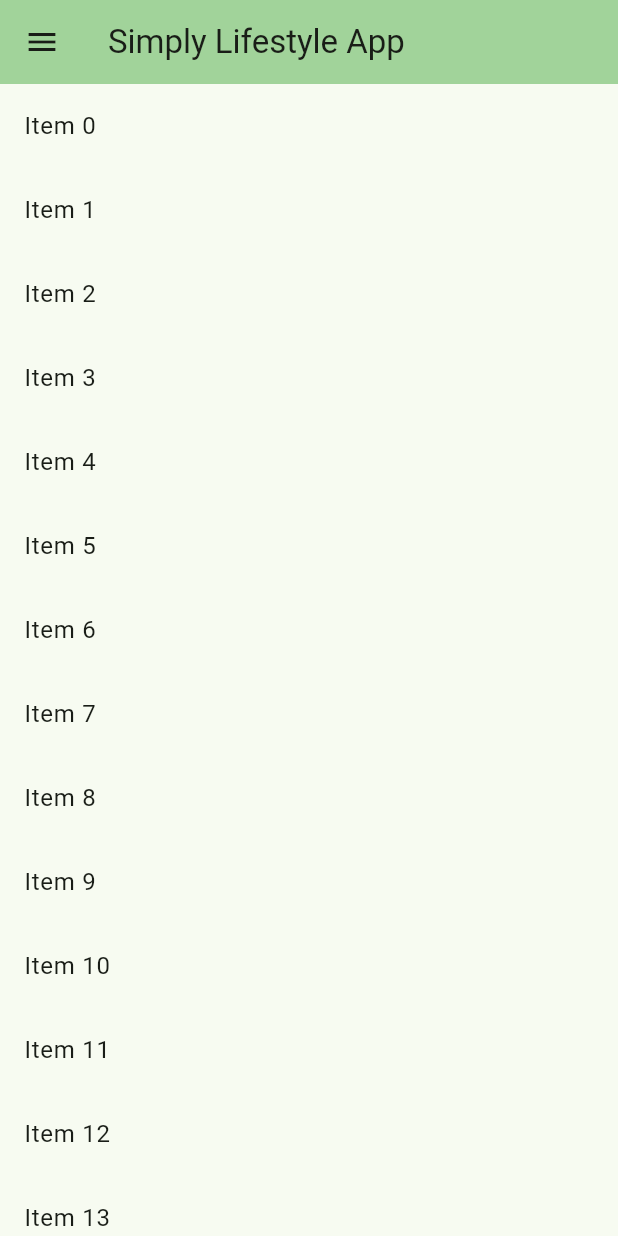
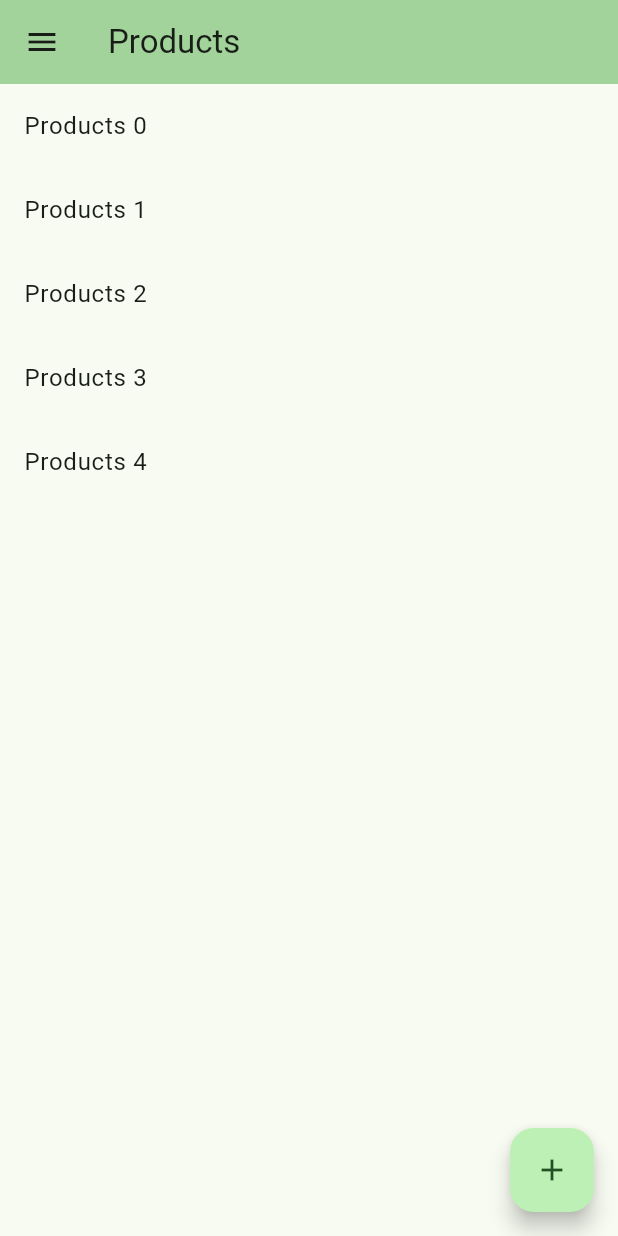
Before and after one commit to jorenvdkaxxes/flutter-workshop-2025, a Flutter app: the screen it shows after launch, on a phone screen of 412 x 824 dp. Run offline on Flutter 3.47's test engine with Material 3 defaults, Android fonts, the phone set to English and light mode, and no system bars.

Commit message:
Added extra page

```diff
--- /dev/null
+++ b/simply_lifestyle_app/lib/controller.dart
@@ -0,0 +1,3 @@
+class Controller{
+  void Function()? addItem;
+}
--- a/simply_lifestyle_app/lib/main.dart
+++ b/simply_lifestyle_app/lib/main.dart
@@ -1,4 +1,6 @@
 import 'package:flutter/material.dart';
+import 'package:simply_lifestyle_app/controller.dart';
+import 'package:simply_lifestyle_app/pages/orders_page/orders_page.dart';
 import 'package:simply_lifestyle_app/pages/products_page/products_page.dart';
 
 void main() {
@@ -11,30 +13,40 @@ class MyApp extends StatelessWidget {
   @override
   Widget build(BuildContext context) {
     return MaterialApp(
-      title: 'Flutter Demo',
+      title: 'Simply Lifestyle App',
       theme: ThemeData(
         colorScheme: ColorScheme.fromSeed(seedColor: Colors.green),
         useMaterial3: true,
       ),
-      home: const MyHomePage(title: 'Simply Lifestyle App'),
+      home: const MyHomePage(),
     );
   }
 }
 
 class MyHomePage extends StatefulWidget {
-  const MyHomePage({super.key, required this.title});
-
-  final String title;
+  const MyHomePage({super.key});
 
   @override
   State<MyHomePage> createState() => _MyHomePageState();
 }
 
 class _MyHomePageState extends State<MyHomePage> {
+  final Controller _controller = Controller();
+
   int _selectedIndex = 0;
-  static const List<Widget> _widgetOptions = <Widget>[
-    ProductsPage(title: "Products")
-  ];
+
+  final List<String> titles = ['Products', 'Orders'];
+
+  late List<Widget> _widgetOptions;
+
+  @override
+  void initState() {
+    super.initState();
+    _widgetOptions = <Widget>[
+      ProductsPage(controller: _controller),
+      const OrdersPage()
+    ];
+  }
 
   void _onItemTapped(int index) {
     setState(() {
@@ -42,12 +54,22 @@ class _MyHomePageState extends State<MyHomePage> {
     });
   }
 
+  Widget? _getWidget() {
+    if (_selectedIndex != 0) return null;
+
+    return FloatingActionButton(
+      onPressed: () => _controller.addItem!(),
+      tooltip: 'Add',
+      child: const Icon(Icons.add),
+    );
+  }
+
   @override
   Widget build(BuildContext context) {
     return Scaffold(
       appBar: AppBar(
         backgroundColor: Theme.of(context).colorScheme.inversePrimary,
-        title: Text(widget.title),
+        title: Text(titles[_selectedIndex]),
         leading: Builder(
           builder: (context) {
             return IconButton(
@@ -76,13 +98,22 @@ class _MyHomePageState extends State<MyHomePage> {
               title: const Text('Products'),
               selected: _selectedIndex == 0,
               onTap: () {
+                Navigator.pop(context);
                 _onItemTapped(0);
+              },
+            ),
+            ListTile(
+              title: const Text('Orders'),
+              selected: _selectedIndex == 1,
+              onTap: () {
                 Navigator.pop(context);
+                _onItemTapped(1);
               },
             ),
           ],
         ),
       ),
+      floatingActionButton: _getWidget(),
     );
   }
 }
--- a/simply_lifestyle_app/lib/pages/products_page/products_page.dart
+++ b/simply_lifestyle_app/lib/pages/products_page/products_page.dart
@@ -1,16 +1,35 @@
 import 'package:flutter/material.dart';
+import 'package:simply_lifestyle_app/controller.dart';
 
 class ProductsPage extends StatefulWidget {
-  const ProductsPage({super.key, required this.title});
+  const ProductsPage({super.key, required this.controller});
 
-  final String title;
+  final Controller controller;
 
   @override
   State<ProductsPage> createState() => _ProductsPageState();
 }
 
 class _ProductsPageState extends State<ProductsPage> {
-  final List<String> items = List<String>.generate(100, (i) => 'Item $i');
+  final List<String> items = List<String>.generate(5, (i) => 'Products $i');
+
+  void addItem() {
+    setState(() {
+      items.add('New item');
+    });
+  }
+
+  @override
+  void initState() {
+    super.initState();
+    widget.controller.addItem = addItem;
+  }
+
+  @override
+  void dispose() {
+    super.dispose();
+    widget.controller.addItem = null;
+  }
 
   @override
   Widget build(BuildContext context) {
```
Also changed, not shown: simply_lifestyle_app/lib/pages/orders_page/orders_page.dart (added, +27 -0 lines).
